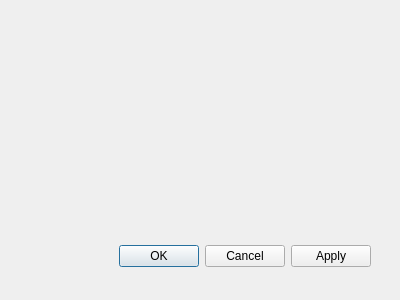
Qt form modloader_qt/serverconfig.ui (jpeg/TDL-Mod-Loader) before a commit.
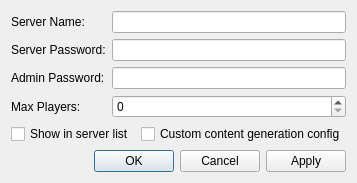
The same form after that commit.

Commit message: Worked on server launch code and GUI, not quite working

The edit to the form file:
```diff
--- a/modloader_qt/serverconfig.ui
+++ b/modloader_qt/serverconfig.ui
@@ -6,29 +6,94 @@
    <rect>
     <x>0</x>
     <y>0</y>
-    <width>400</width>
-    <height>300</height>
+    <width>338</width>
+    <height>172</height>
    </rect>
   </property>
   <property name="windowTitle">
    <string>Dialog</string>
   </property>
-  <widget class="QDialogButtonBox" name="buttonBox">
-   <property name="geometry">
-    <rect>
-     <x>30</x>
-     <y>240</y>
-     <width>341</width>
-     <height>32</height>
-    </rect>
-   </property>
-   <property name="orientation">
-    <enum>Qt::Horizontal</enum>
-   </property>
-   <property name="standardButtons">
-    <set>QDialogButtonBox::Apply|QDialogButtonBox::Cancel|QDialogButtonBox::Ok</set>
-   </property>
-  </widget>
+  <layout class="QVBoxLayout" name="verticalLayout">
+   <item>
+    <layout class="QFormLayout" name="formLayout">
+     <property name="fieldGrowthPolicy">
+      <enum>QFormLayout::AllNonFixedFieldsGrow</enum>
+     </property>
+     <item row="0" column="0">
+      <widget class="QLabel" name="serverNameLabel">
+       <property name="text">
+        <string>Server Name:</string>
+       </property>
+      </widget>
+     </item>
+     <item row="0" column="1">
+      <widget class="QLineEdit" name="serverNameLineEdit"/>
+     </item>
+     <item row="1" column="0">
+      <widget class="QLabel" name="serverPasswordLabel">
+       <property name="text">
+        <string>Server Password:</string>
+       </property>
+      </widget>
+     </item>
+     <item row="1" column="1">
+      <widget class="QLineEdit" name="serverPasswordLineEdit"/>
+     </item>
+     <item row="2" column="0">
+      <widget class="QLabel" name="adminPasswordLabel">
+       <property name="text">
+        <string>Admin Password:</string>
+       </property>
+      </widget>
+     </item>
+     <item row="2" column="1">
+      <widget class="QLineEdit" name="adminPasswordLineEdit"/>
+     </item>
+     <item row="3" column="0">
+      <widget class="QLabel" name="maxPlayersLabel">
+       <property name="text">
+        <string>Max Players:</string>
+       </property>
+      </widget>
+     </item>
+     <item row="3" column="1">
+      <widget class="QSpinBox" name="maxPlayersSpinBox">
+       <property name="maximum">
+        <number>1024</number>
+       </property>
+      </widget>
+     </item>
+    </layout>
+   </item>
+   <item>
+    <layout class="QHBoxLayout" name="horizontalLayout_3">
+     <item>
+      <widget class="QCheckBox" name="checkBoxGameModePublic">
+       <property name="text">
+        <string>Show in server list</string>
+       </property>
+      </widget>
+     </item>
+     <item>
+      <widget class="QCheckBox" name="checkBoxCustomContentConfig">
+       <property name="text">
+        <string>Custom content generation config</string>
+       </property>
+      </widget>
+     </item>
+    </layout>
+   </item>
+   <item>
+    <widget class="QDialogButtonBox" name="buttonBox">
+     <property name="orientation">
+      <enum>Qt::Horizontal</enum>
+     </property>
+     <property name="standardButtons">
+      <set>QDialogButtonBox::Apply|QDialogButtonBox::Cancel|QDialogButtonBox::Ok</set>
+     </property>
+    </widget>
+   </item>
+  </layout>
  </widget>
  <resources/>
  <connections>
```
Left out of the diff: 2 changed lines with no effect on the pictures. The commit also changes 4 other files.
